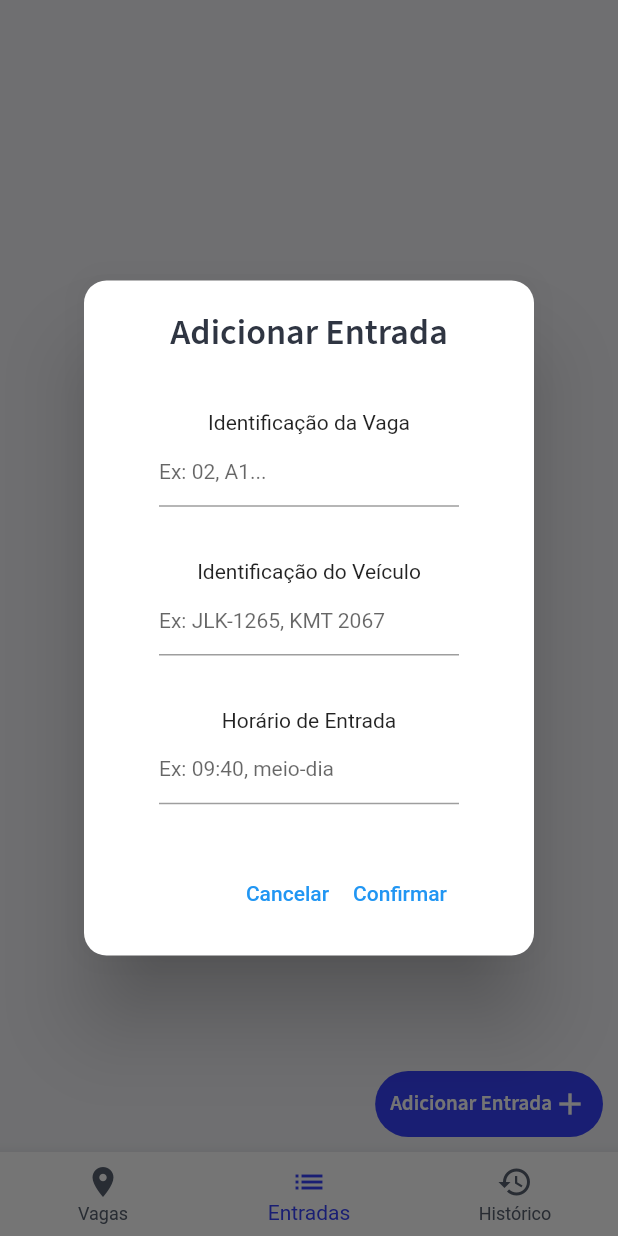
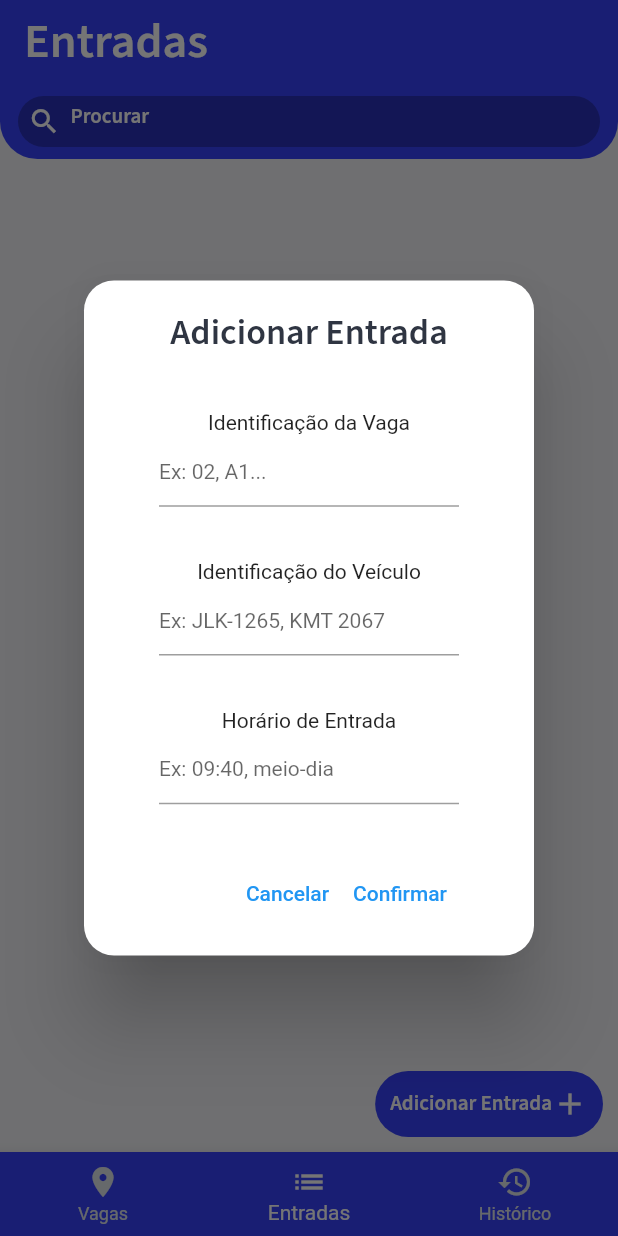
Before and after one commit to MatheusCCarmo/desafio-estacionamento, a Flutter app: the screen it shows after launch, item 2 of the bottom bar chosen, after a tap on "Adicionar Entrada", on a phone screen of 412 x 824 dp. Run offline on Flutter 3.47's test engine with Material 2 defaults, Android fonts, the phone set to English and light mode, and no system bars; our stand-ins replace google_fonts.

Commit message:
change styles and add app bar with search option

```diff
--- a/lib/main.dart
+++ b/lib/main.dart
@@ -66,9 +66,9 @@ class _TabNavigationState extends State<TabNavigation> {
           ),
         ],
         currentIndex: _selectedIndex,
-        backgroundColor: AppColors.white,
-        selectedItemColor: AppColors.primary,
-        unselectedItemColor: AppColors.grey,
+        backgroundColor: AppColors.primary,
+        selectedItemColor: AppColors.white,
+        unselectedItemColor: AppColors.lightGrey,
       ),
     );
   }
--- a/lib/modules/entradas/entrada_widget.dart
+++ b/lib/modules/entradas/entrada_widget.dart
@@ -62,10 +62,10 @@ class EntradaWidget extends StatelessWidget {
         return _deleteDialog(context);
       },
       child: Container(
-        height: 130,
+        height: 135,
         decoration: BoxDecoration(
           color: AppColors.white,
-          borderRadius: BorderRadius.circular(15),
+          borderRadius: BorderRadius.circular(20),
           boxShadow: [
             BoxShadow(
               color: AppColors.greyShadow,
--- a/lib/modules/entradas/entradas_page.dart
+++ b/lib/modules/entradas/entradas_page.dart
@@ -17,10 +17,13 @@ class EntradasPage extends StatefulWidget {
 }
 
 class _EntradasPageState extends State<EntradasPage> {
-  final TextEditingController vagaIdController = TextEditingController();
-  final TextEditingController entradaVeicleController = TextEditingController();
-  final TextEditingController entradaEntryTimeController =
+  final TextEditingController _vagaIdController = TextEditingController();
+  final TextEditingController _entradaVeicleController =
       TextEditingController();
+  final TextEditingController _entradaEntryTimeController =
+      TextEditingController();
+  final TextEditingController _buscaController = TextEditingController();
+
   final _formKey = GlobalKey<FormState>();
   List<Entrada> _entradas = [];
 
@@ -32,9 +35,9 @@ class _EntradasPageState extends State<EntradasPage> {
 
   @override
   void dispose() {
-    vagaIdController.dispose();
-    entradaVeicleController.dispose();
-    entradaEntryTimeController.dispose();
+    _vagaIdController.dispose();
+    _entradaVeicleController.dispose();
+    _entradaEntryTimeController.dispose();
     super.dispose();
   }
 
@@ -44,7 +47,7 @@ class _EntradasPageState extends State<EntradasPage> {
       builder: (context) {
         return Dialog(
           shape: RoundedRectangleBorder(
-            borderRadius: BorderRadius.circular(15),
+            borderRadius: BorderRadius.circular(20),
           ),
           child: Container(
             height: 450,
@@ -64,16 +67,16 @@ class _EntradasPageState extends State<EntradasPage> {
                         ),
                         FormFieldWidget(
                           fieldDescription: 'Identificação da Vaga',
-                          controller: vagaIdController,
+                          controller: _vagaIdController,
                           hintText: 'Ex: 02, A1...',
                         ),
                         FormFieldWidget(
                             fieldDescription: 'Identificação do Veículo',
-                            controller: entradaVeicleController,
+                            controller: _entradaVeicleController,
                             hintText: 'Ex: JLK-1265, KMT 2067'),
                         FormFieldWidget(
                           fieldDescription: 'Horário de Entrada',
-                          controller: entradaEntryTimeController,
+                          controller: _entradaEntryTimeController,
                           hintText: 'Ex: 09:40, meio-dia',
                         ),
                         Row(
@@ -112,14 +115,14 @@ class _EntradasPageState extends State<EntradasPage> {
     if (!confirm) return;
 
     Vaga vaga = Vaga(
-      id: vagaIdController.text,
-      veicle: entradaVeicleController.text,
+      id: _vagaIdController.text,
+      veicle: _entradaVeicleController.text,
       isVacant: false,
     );
     Entrada entrada = Entrada(
       vaga: vaga,
-      veicle: entradaVeicleController.text,
-      entryTime: entradaEntryTimeController.text,
+      veicle: _entradaVeicleController.text,
+      entryTime: _entradaEntryTimeController.text,
     );
 
     setState(() {
@@ -127,9 +130,15 @@ class _EntradasPageState extends State<EntradasPage> {
     });
   }
 
+  searchEntrada() {
+    setState(() {
+      Store.filter = _buscaController.text;
+      _entradas = Store.entradasFiltradas;
+    });
+  }
+
   @override
   Widget build(BuildContext context) {
-    final size = MediaQuery.of(context).size;
     return Container(
       color: AppColors.background,
       width: double.infinity,
@@ -137,17 +146,65 @@ class _EntradasPageState extends State<EntradasPage> {
         alignment: Alignment.center,
         children: [
           Container(
-            width: size.width * 0.85,
-            child: ListView.builder(
-              dragStartBehavior: DragStartBehavior.down,
-              itemCount: _entradas.length,
-              itemBuilder: (context, index) {
-                return Container(
-                  margin: EdgeInsets.only(top: 12),
-                  child: EntradaWidget(
-                      entrada: _entradas[_entradas.length - index - 1]),
-                );
-              },
+            child: CustomScrollView(
+              slivers: [
+                SliverAppBar(
+                  title: Text(
+                    'Entradas',
+                    style: AppTextStyles.titleRegularWhite,
+                  ),
+                ),
+                SliverAppBar(
+                  pinned: true,
+                  elevation: 1,
+                  toolbarHeight: 50,
+                  shape: RoundedRectangleBorder(
+                    borderRadius: BorderRadius.only(
+                      bottomLeft: Radius.circular(25),
+                      bottomRight: Radius.circular(25),
+                    ),
+                  ),
+                  flexibleSpace: Container(
+                    margin: EdgeInsets.symmetric(horizontal: 12, vertical: 8),
+                    child: Container(
+                      decoration: BoxDecoration(
+                        color: Colors.black26,
+                        borderRadius: BorderRadius.circular(25),
+                      ),
+                      child: TextField(
+                        controller: _buscaController,
+                        onChanged: searchEntrada(),
+                        style: AppTextStyles.body2RegularWhite,
+                        decoration: InputDecoration(
+                          prefixIconConstraints: BoxConstraints.tight(
+                            Size(35, 30),
+                          ),
+                          prefixIcon: Icon(
+                            Icons.search,
+                            color: AppColors.white,
+                            size: 22,
+                          ),
+                          hintText: 'Procurar',
+                          hintStyle: TextStyle(
+                            color: AppColors.white,
+                          ),
+                          border: InputBorder.none,
+                        ),
+                      ),
+                    ),
+                  ),
+                ),
+                SliverList(
+                  delegate: SliverChildBuilderDelegate(
+                      (BuildContext context, int index) {
+                    return Container(
+                      margin: EdgeInsets.only(top: 12, left: 20, right: 20),
+                      child: EntradaWidget(
+                          entrada: _entradas[_entradas.length - index - 1]),
+                    );
+                  }, childCount: _entradas.length),
+                ),
+              ],
             ),
           ),
           Align(
--- a/lib/modules/vagas/vaga_widget.dart
+++ b/lib/modules/vagas/vaga_widget.dart
@@ -41,10 +41,13 @@ class _VagaWidgetState extends State<VagaWidget> {
       child: Column(
         mainAxisAlignment: MainAxisAlignment.spaceAround,
         children: [
-          Text(
-            widget.vaga.id,
-            textAlign: TextAlign.center,
-            style: AppTextStyles.titleRegular,
+          Expanded(
+            child: Text(
+              widget.vaga.id,
+              textAlign: TextAlign.center,
+              style: AppTextStyles.titleRegular,
+              overflow: TextOverflow.fade,
+            ),
           ),
           Row(
             mainAxisAlignment: MainAxisAlignment.center,
--- a/lib/modules/vagas/vagas_page.dart
+++ b/lib/modules/vagas/vagas_page.dart
@@ -15,23 +15,31 @@ class VagasPage extends StatefulWidget {
 }
 
 class _VagasPageState extends State<VagasPage> {
-  TextEditingController vagaIdController = TextEditingController();
+  TextEditingController _vagaIdController = TextEditingController();
+  TextEditingController _buscaController = TextEditingController();
+
   late List<Vaga> _vagas;
   final _formKey = GlobalKey<FormState>();
 
   @override
   void initState() {
-    _vagas = Store.vagas;
+    _vagas = Store.vagasFiltradas;
     super.initState();
   }
 
   @override
   void dispose() {
-    vagaIdController.dispose();
+    _vagaIdController.dispose();
     super.dispose();
   }
 
-  @override
+  searchVaga() {
+    setState(() {
+      Store.filter = _buscaController.text;
+      _vagas = Store.vagasFiltradas;
+    });
+  }
+
   Future<bool> _showAlertForm() async {
     return await showDialog(
       context: context,
@@ -58,7 +66,7 @@ class _VagasPageState extends State<VagasPage> {
                         ),
                         FormFieldWidget(
                           fieldDescription: 'Identificação da Nova Vaga',
-                          controller: vagaIdController,
+                          controller: _vagaIdController,
                           hintText: 'Ex: 02, A1...',
                         ),
                         Row(
@@ -96,7 +104,7 @@ class _VagasPageState extends State<VagasPage> {
     bool confirm = await _showAlertForm();
     if (!confirm) return;
 
-    Vaga vaga = Vaga(id: vagaIdController.text);
+    Vaga vaga = Vaga(id: _vagaIdController.text);
 
     setState(() {
       Store.addVaga(vaga);
@@ -105,7 +113,6 @@ class _VagasPageState extends State<VagasPage> {
 
   @override
   Widget build(BuildContext context) {
-    final size = MediaQuery.of(context).size;
     return Container(
       width: double.infinity,
       color: AppColors.background,
@@ -113,15 +120,67 @@ class _VagasPageState extends State<VagasPage> {
         alignment: Alignment.center,
         children: [
           Container(
-            width: size.width * 0.90,
-            child: GridView.builder(
-              gridDelegate: SliverGridDelegateWithMaxCrossAxisExtent(
-                maxCrossAxisExtent: 150,
-              ),
-              itemCount: _vagas.length,
-              itemBuilder: (context, index) {
-                return VagaWidget(vaga: _vagas[_vagas.length - index - 1]);
-              },
+            child: CustomScrollView(
+              slivers: [
+                SliverAppBar(
+                  title: Text(
+                    'Vagas',
+                    style: AppTextStyles.titleRegularWhite,
+                  ),
+                ),
+                SliverAppBar(
+                  pinned: true,
+                  elevation: 1,
+                  toolbarHeight: 50,
+                  shape: RoundedRectangleBorder(
+                    borderRadius: BorderRadius.only(
+                      bottomLeft: Radius.circular(25),
+                      bottomRight: Radius.circular(25),
+                    ),
+                  ),
+                  flexibleSpace: Container(
+                    margin: EdgeInsets.symmetric(horizontal: 12, vertical: 8),
+                    child: Container(
+                      decoration: BoxDecoration(
+                        color: Colors.black26,
+                        borderRadius: BorderRadius.circular(25),
+                      ),
+                      child: TextField(
+                        controller: _buscaController,
+                        onChanged: searchVaga(),
+                        style: AppTextStyles.body2RegularWhite,
+                        decoration: InputDecoration(
+                          prefixIconConstraints: BoxConstraints.tight(
+                            Size(35, 30),
+                          ),
+                          prefixIcon: Icon(
+                            Icons.search,
+                            color: AppColors.white,
+                            size: 22,
+                          ),
+                          hintText: 'Procurar',
+                          hintStyle: TextStyle(
+                            color: AppColors.white,
+                          ),
+                          border: InputBorder.none,
+                        ),
+                      ),
+                    ),
+                  ),
+                ),
+                SliverGrid(
+                  delegate: SliverChildBuilderDelegate(
+                    (BuildContext context, int index) {
+                      return VagaWidget(
+                        vaga: _vagas[_vagas.length - index - 1],
+                      );
+                    },
+                    childCount: _vagas.length,
+                  ),
+                  gridDelegate: SliverGridDelegateWithFixedCrossAxisCount(
+                      crossAxisCount: 4),
+                )
+              ],
             ),
           ),
           Align(
--- a/lib/shared/store/store.dart
+++ b/lib/shared/store/store.dart
@@ -7,6 +7,28 @@ class Store {
   static List<Entrada> _entradas = [];
 
   static List<Vaga> get vagas => _vagas;
+
+  static List<Vaga> get vagasFiltradas {
+    if (filter == '') {
+      return _vagas;
+    }
+    return _vagas
+        .where((element) =>
+            element.id.toLowerCase().contains(filter.toLowerCase()))
+        .toList();
+  }
+
+  static List<Entrada> get entradasFiltradas {
+    if (filter == '') {
+      return _entradas;
+    }
+    return _entradas
+        .where((element) =>
+            element.veicle.toLowerCase().contains(filter.toLowerCase()))
+        .toList();
+  }
+
+  static String filter = '';
 
   static addVaga(Vaga vaga) {
     if (containsVaga(vaga.id)) {
--- a/lib/shared/themes/app_colors.dart
+++ b/lib/shared/themes/app_colors.dart
@@ -6,7 +6,8 @@ class AppColors {
   static final confirm = Color(0xFF2ED573);
   static final heading = Color(0xFF2F3542);
   static final grey = Color(0xFF57606F);
-  static final greyShadow = Color(0x5057606F);
+  static final greyShadow = Color(0x4057606F);
+  static final lightGrey = Color(0xFFDFE4EA);
   static final white = Color(0xFFFFFFFF);
   static final background = Color(0xFFF1F2F6);
   static final occupied = Color(0xFFFF6B81);
--- a/lib/shared/themes/app_text_styles.dart
+++ b/lib/shared/themes/app_text_styles.dart
@@ -33,6 +33,16 @@ class AppTextStyles {
     fontWeight: FontWeight.w600,
     color: AppColors.white,
   );
+  static final body2Regular = GoogleFonts.sourceSansPro(
+    fontSize: 14,
+    fontWeight: FontWeight.w600,
+    color: AppColors.heading,
+  );
+  static final body2RegularWhite = GoogleFonts.sourceSansPro(
+    fontSize: 14,
+    fontWeight: FontWeight.w600,
+    color: AppColors.white,
+  );
   static final buttonRegular = GoogleFonts.sourceSansPro(
     fontSize: 14,
     fontWeight: FontWeight.w600,
```
